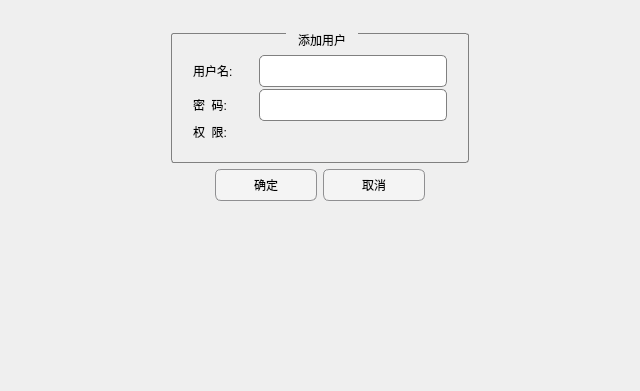
This is Demo/deadduserdlg.ui in 13438120136/XDemo as Qt 5 draws it before an edit. The edited form follows.
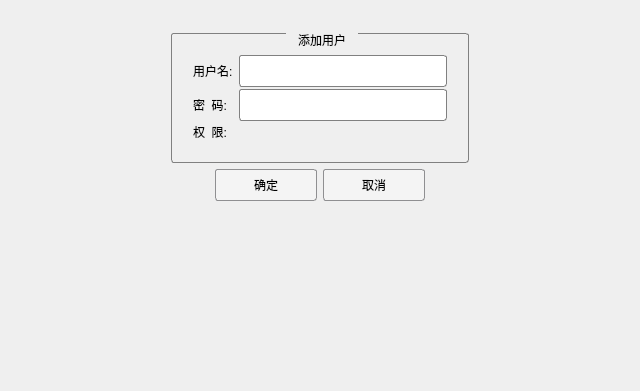
This is the edited form. Custom widgets are drawn as their Qt base class.

```diff
--- a/Demo/deadduserdlg.ui
+++ b/Demo/deadduserdlg.ui
@@ -17,7 +17,7 @@
    <string notr="true">QLineEdit
 {
 border:1px solid gray;
-border-radius:5px;
+border-radius:3px;
 min-height:30px;
 font: 16pt &quot;新宋体&quot;;
 }
@@ -30,7 +30,6 @@
 QLabel
 {
 font: 14pt &quot;新宋体&quot;;
-min-width:60px;
 }
 
 QGroupBox {
@@ -53,7 +52,7 @@
 	font: 16pt &quot;新宋体&quot;;
 	background-color: rgb(244, 244, 244);
      border: 1px solid #8f8f91;
-     border-radius: 6px;
+     border-radius: 3px;
      min-width: 100px;
      min-height: 30px;
  }
@@ -87,7 +86,7 @@
              <widget class="QLabel" name="label">
               <property name="minimumSize">
                <size>
-                <width>60</width>
+                <width>0</width>
                 <height>0</height>
                </size>
               </property>
@@ -103,7 +102,7 @@
              <widget class="QLabel" name="label_2">
               <property name="minimumSize">
                <size>
-                <width>60</width>
+                <width>0</width>
                 <height>0</height>
                </size>
               </property>
@@ -123,7 +122,7 @@
              <widget class="QLabel" name="label_3">
               <property name="minimumSize">
                <size>
-                <width>60</width>
+                <width>0</width>
                 <height>0</height>
                </size>
               </property>
```
Left out of the diff: 9 changed lines with no effect on the pictures.
